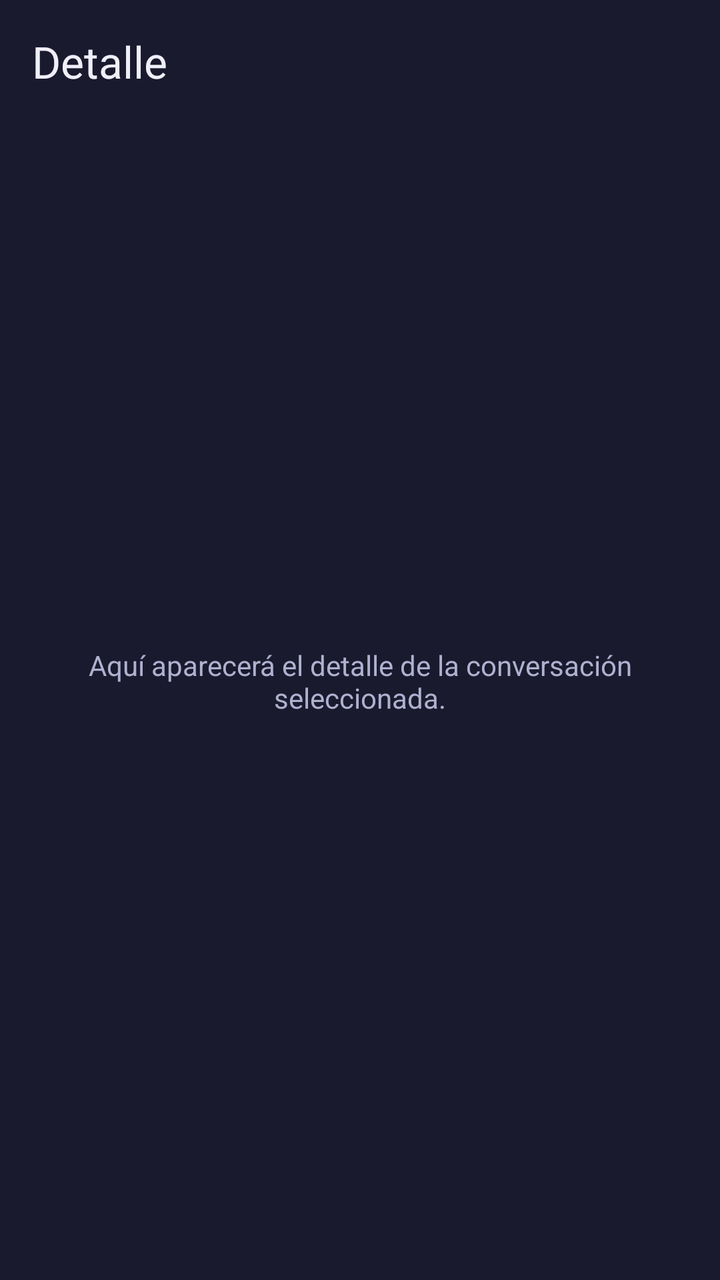
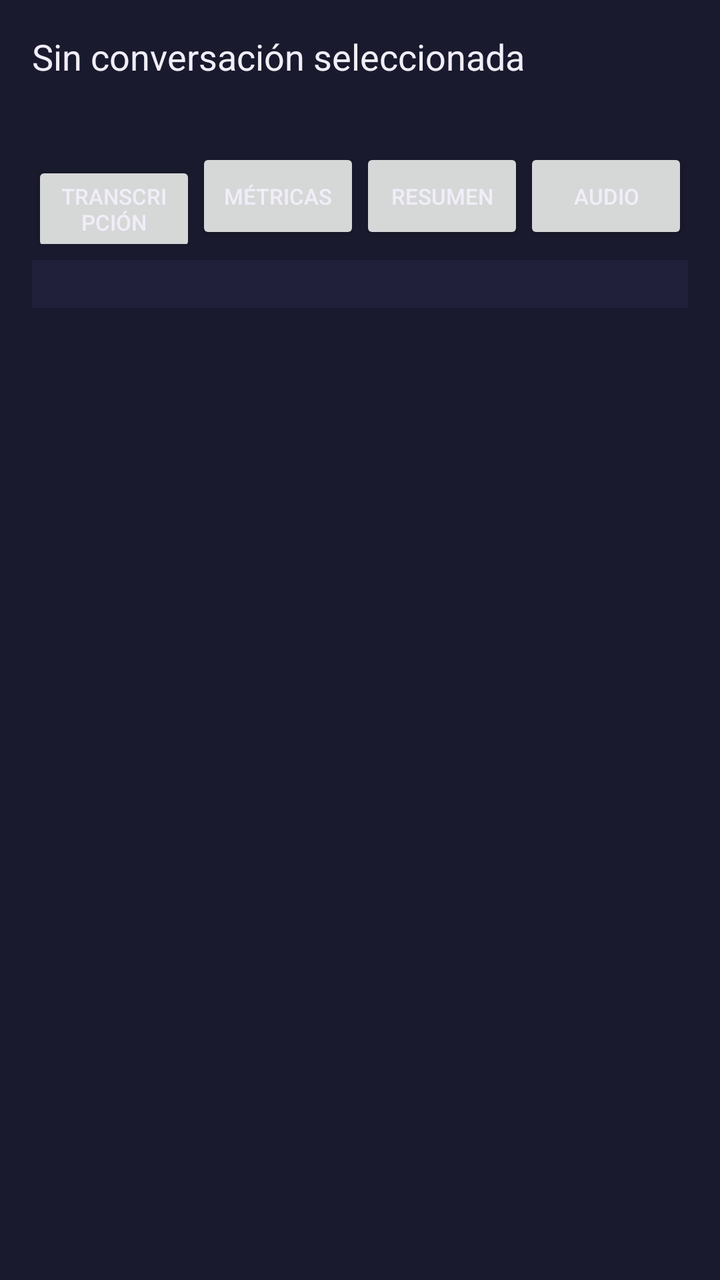

Compare the two renders of this Android layout. The source of the first and the diff that turns it into the second are given below.
<!-- AndroidManifest.xml: application theme Theme.Microlisto -->
<!-- res/layout/fragment_detalle.xml -->
<?xml version="1.0" encoding="utf-8"?>
<LinearLayout xmlns:android="http://schemas.android.com/apk/res/android"
    android:layout_width="match_parent"
    android:layout_height="match_parent"
    android:orientation="vertical"
    android:padding="16dp"
    android:background="#1A1A2E">

    <TextView
        android:layout_width="wrap_content"
        android:layout_height="wrap_content"
        android:text="@string/detalle_titulo"
        android:textSize="22sp"
        android:textColor="#F0EEF8"
        android:layout_marginBottom="12dp" />

    <TextView
        android:layout_width="match_parent"
        android:layout_height="0dp"
        android:layout_weight="1"
        android:text="@string/detalle_placeholder"
        android:textColor="#B0B0D0"
        android:gravity="center" />

</LinearLayout>
<!-- resources referenced by this layout -->
<resources>
  <string name="detalle_placeholder">Aquí aparecerá el detalle de la conversación seleccionada.</string>
  <string name="detalle_titulo">Detalle</string>
  <style name="Theme.Microlisto" parent="Theme.MaterialComponents.DayNight.NoActionBar">
          <item name="colorPrimary">#6C5CE7</item>
          <item name="colorPrimaryVariant">#4A3FB5</item>
          <item name="colorOnPrimary">#FFFFFF</item>
          <item name="colorSecondary">#00B894</item>
          <item name="colorSecondaryVariant">#008C6E</item>
          <item name="colorOnSecondary">#FFFFFF</item>
          <item name="android:statusBarColor">#1A1A2E</item>
          <item name="android:navigationBarColor">#1A1A2E</item>
          <item name="android:windowBackground">#1A1A2E</item>
          <item name="android:textColorPrimary">#F0EEF8</item>
          <item name="android:textColorSecondary">#B0B0D0</item>
      </style>
</resources>

<!-- the commit's change to res/layout/fragment_detalle.xml (unified diff, before → after) -->
@@ -7,19 +7,110 @@
     android:background="#1A1A2E">
 
     <TextView
-        android:layout_width="wrap_content"
+        android:id="@+id/texto_titulo_detalle"
+        android:layout_width="match_parent"
         android:layout_height="wrap_content"
-        android:text="@string/detalle_titulo"
-        android:textSize="22sp"
-        android:textColor="#F0EEF8"
-        android:layout_marginBottom="12dp" />
+        android:text="Sin conversación seleccionada"
+        android:textSize="18sp"
+        android:textColor="#F0EEF8" />
 
     <TextView
+        android:id="@+id/texto_resumen_cabecera"
+        android:layout_width="match_parent"
+        android:layout_height="wrap_content"
+        android:text=""
+        android:textSize="13sp"
+        android:textColor="#B0B0D0"
+        android:paddingTop="4dp"
+        android:paddingBottom="12dp" />
+
+    <LinearLayout
+        android:layout_width="match_parent"
+        android:layout_height="wrap_content"
+        android:orientation="horizontal"
+        android:paddingBottom="8dp">
+
+        <Button
+            android:id="@+id/boton_tab_transcripcion"
+            android:layout_width="0dp"
+            android:layout_height="wrap_content"
+            android:layout_weight="1"
+            android:text="Transcripción"
+            android:textSize="11sp" />
+
+        <Button
+            android:id="@+id/boton_tab_metricas"
+            android:layout_width="0dp"
+            android:layout_height="wrap_content"
+            android:layout_weight="1"
+            android:text="Métricas"
+            android:textSize="11sp" />
+
+        <Button
+            android:id="@+id/boton_tab_resumen"
+            android:layout_width="0dp"
+            android:layout_height="wrap_content"
+            android:layout_weight="1"
+            android:text="Resumen"
+            android:textSize="11sp" />
+
+        <Button
+            android:id="@+id/boton_tab_audio"
+            android:layout_width="0dp"
+            android:layout_height="wrap_content"
+            android:layout_weight="1"
+            android:text="Audio"
+            android:textSize="11sp" />
+
+    </LinearLayout>
+
+    <ScrollView
         android:layout_width="match_parent"
         android:layout_height="0dp"
         android:layout_weight="1"
-        android:text="@string/detalle_placeholder"
-        android:textColor="#B0B0D0"
-        android:gravity="center" />
+        android:fillViewport="true">
+
+        <LinearLayout
+            android:layout_width="match_parent"
+            android:layout_height="wrap_content"
+            android:orientation="vertical">
+
+            <LinearLayout
+                android:id="@+id/contenedor_transcripcion"
+                android:layout_width="match_parent"
+                android:layout_height="wrap_content"
+                android:orientation="vertical"
+                android:background="#20203A"
+                android:padding="12dp" />
+
+            <LinearLayout
+                android:id="@+id/contenedor_metricas"
+                android:layout_width="match_parent"
+                android:layout_height="wrap_content"
+                android:orientation="vertical"
+                android:background="#20203A"
+                android:padding="12dp"
+                android:visibility="gone" />
+
+            <LinearLayout
+                android:id="@+id/contenedor_resumen"
+                android:layout_width="match_parent"
+                android:layout_height="wrap_content"
+                android:orientation="vertical"
+                android:background="#20203A"
+                android:padding="12dp"
+                android:visibility="gone" />
+
+            <LinearLayout
+                android:id="@+id/contenedor_audio"
+                android:layout_width="match_parent"
+                android:layout_height="wrap_content"
+                android:orientation="vertical"
+                android:background="#20203A"
+                android:padding="12dp"
+                android:visibility="gone" />
+
+        </LinearLayout>
+    </ScrollView>
 
 </LinearLayout>
<!-- resource entries referenced after the edit -->
@@ -1,7 +1,5 @@
 <!-- resources referenced by this layout -->
 <resources>
-  <string name="detalle_placeholder">Aquí aparecerá el detalle de la conversación seleccionada.</string>
-  <string name="detalle_titulo">Detalle</string>
   <style name="Theme.Microlisto" parent="Theme.MaterialComponents.DayNight.NoActionBar">
           <item name="colorPrimary">#6C5CE7</item>
           <item name="colorPrimaryVariant">#4A3FB5</item>
